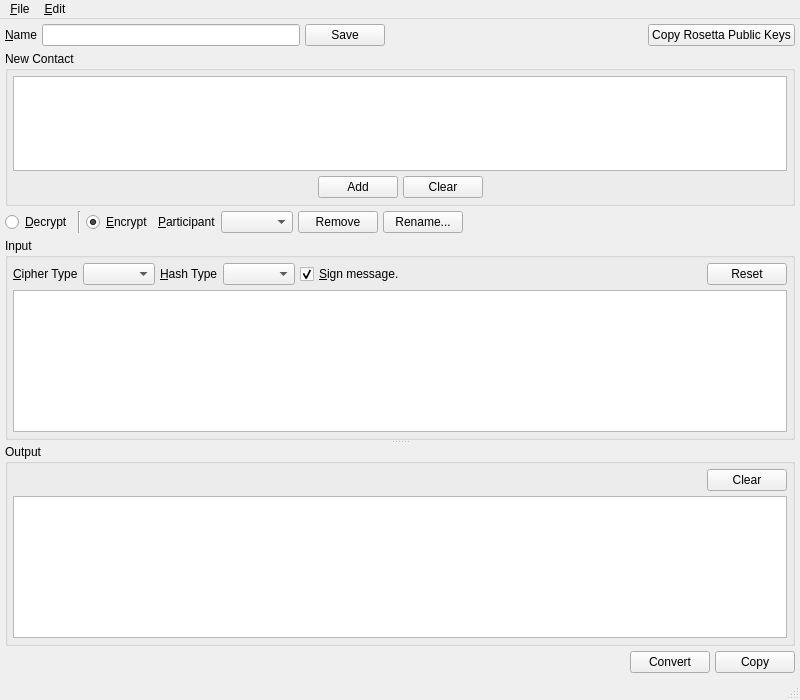
Before: the Qt Designer form branches/trunk/UI/spot-on-rosetta.ui in textbrowser/spot-on, drawn with Qt 5.
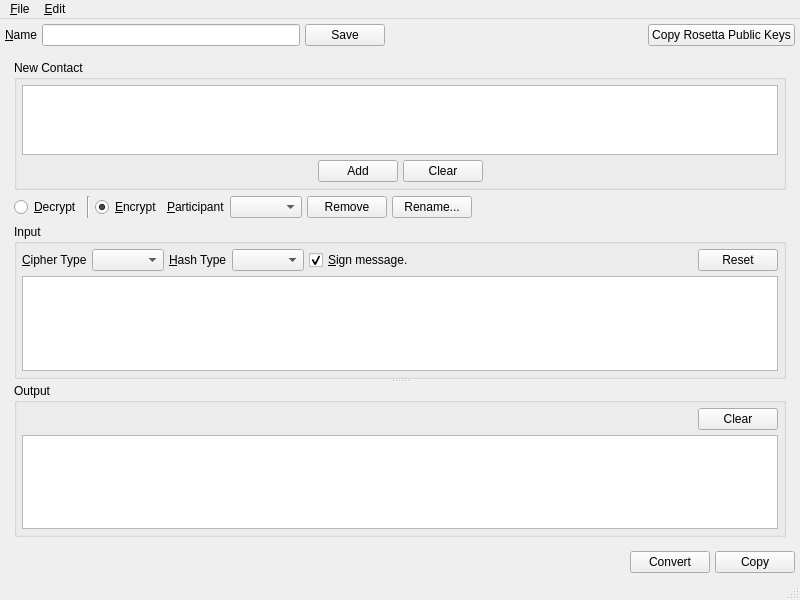
After: the same form once the commit is applied. Icons and pictures are not drawn.

Diff of the .ui file:
```diff
--- a/branches/trunk/UI/spot-on-rosetta.ui
+++ b/branches/trunk/UI/spot-on-rosetta.ui
@@ -7,7 +7,7 @@
     <x>0</x>
     <y>0</y>
     <width>800</width>
-    <height>700</height>
+    <height>600</height>
    </rect>
   </property>
   <property name="windowIcon">
@@ -73,6 +73,24 @@
      </layout>
     </item>
     <item>
+     <widget class="QScrollArea" name="scrollArea">
+      <property name="frameShape">
+       <enum>QFrame::NoFrame</enum>
+      </property>
+      <property name="widgetResizable">
+       <bool>true</bool>
+      </property>
+      <widget class="QWidget" name="scrollAreaWidgetContents">
+       <property name="geometry">
+        <rect>
+         <x>0</x>
+         <y>-118</y>
+         <width>774</width>
+         <height>575</height>
+        </rect>
+       </property>
+       <layout class="QVBoxLayout" name="verticalLayout_5">
+        <item>
      <widget class="QGroupBox" name="groupBox_3">
       <property name="title">
        <string>New Contact</string>
@@ -387,6 +405,10 @@
       </widget>
      </widget>
     </item>
+       </layout>
+      </widget>
+     </widget>
+    </item>
     <item>
      <layout class="QHBoxLayout" name="horizontalLayout_6">
       <property name="spacing">
```
Left out of the diff: 1 changed line with no effect on the pictures. Lines whose indentation alone changed are shown as unchanged.
